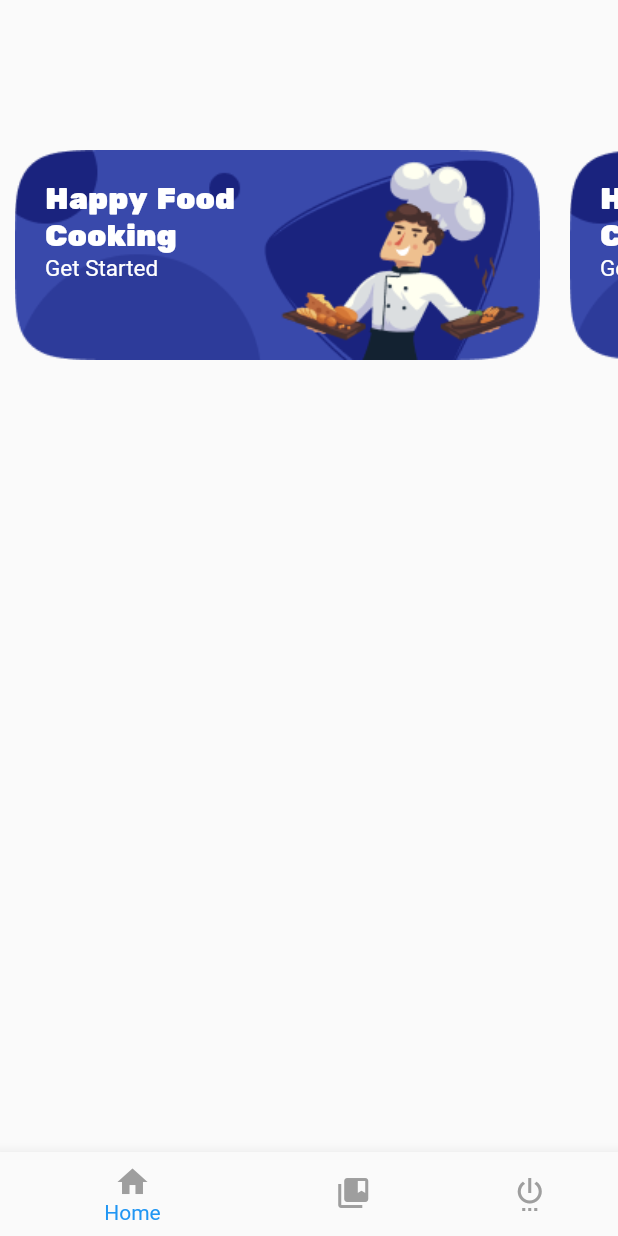
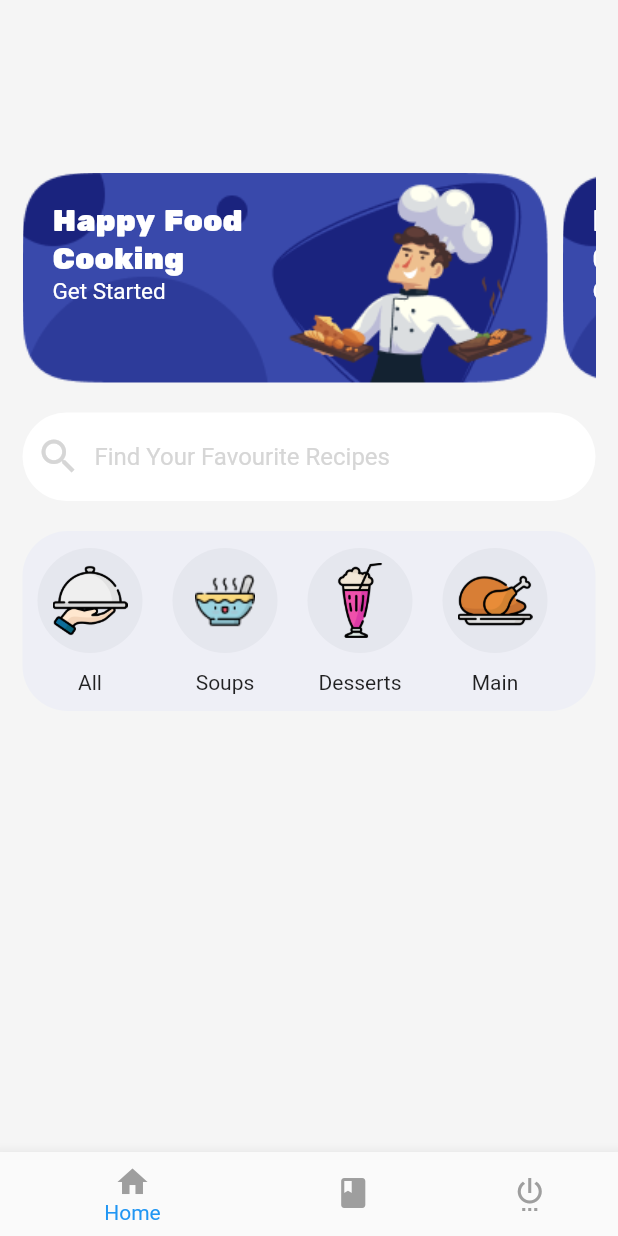
Before and after one commit to daisymacharia/Happy-Recipes, a Flutter app: the screen it shows after launch, on a phone screen of 412 x 824 dp. Run offline on Flutter 3.47's test engine with Material 2 defaults, Android fonts, the phone set to English and light mode, and no system bars.

Commit message:
add recipes categories

```diff
--- /dev/null
+++ b/lib/components/allRecipes.dart
@@ -0,0 +1,54 @@
+import 'package:flutter/material.dart';
+
+class Recipes extends StatefulWidget {
+  @override
+  State<StatefulWidget> createState() {
+    // TODO: implement createState
+    return RecipesState();
+  }
+}
+
+class RecipesState extends State<Recipes> {
+
+  allRecipes (String imageVal, String title) {
+    return  Column(
+              mainAxisAlignment: MainAxisAlignment.spaceEvenly,
+              children: <Widget>[
+                Container (
+                  margin: EdgeInsets.symmetric(horizontal: 10.0),
+                  padding: EdgeInsets.all(10.0),
+                  width: 70,
+                  height: 70,
+                  decoration: new BoxDecoration(
+                    shape: BoxShape.circle,
+                    color: Color.fromRGBO(220,222,229, 0.5)
+                  ),
+                  child: Image.asset(imageVal),
+                ),
+                Text(title),
+              ]
+            );
+    }
+
+  @override
+  Widget build(BuildContext context) {
+    // TODO: implement build
+    return Container(
+      margin: EdgeInsets.only(top: 20.0, bottom: 20.0),
+      decoration: BoxDecoration(
+        borderRadius: BorderRadius.circular(30),
+        color: Color.fromRGBO(236,238,246, 0.8)
+      ),
+      height: 120,
+      child: ListView(
+        scrollDirection: Axis.horizontal,
+        children: <Widget>[
+          allRecipes('assets/images/all.png', "All"),
+          allRecipes('assets/images/soups.png', "Soups"),
+          allRecipes('assets/images/dessert.png', "Desserts"),
+          allRecipes('assets/images/main.png', "Main")
+        ]
+      ),
+    );
+  }
+}
--- a/lib/components/app.dart
+++ b/lib/components/app.dart
@@ -13,7 +13,7 @@ class MyAppWidgetState extends State<MyApp> {
   int _selectedIndex = 0;
   static const TextStyle optionStyle = TextStyle( fontSize: 30, fontWeight: FontWeight.bold);
   final _pageOptions = [
-    HorizontalScroll(),
+    Home(),
     Text(
       'Index 1: Bookmarks',
       style: optionStyle,
@@ -48,7 +48,7 @@ class MyAppWidgetState extends State<MyApp> {
             title: Text('Home'),
           ),
           BottomNavigationBarItem(
-            icon: Icon(Icons.collections_bookmark, color: Colors.grey),
+            icon: Icon(Icons.book, color: Colors.grey),
             title: Text('Bookmarks'),
           ),
           BottomNavigationBarItem(
--- a/lib/components/home.dart
+++ b/lib/components/home.dart
@@ -1,11 +1,31 @@
 import 'package:flutter/material.dart';
+import 'search.dart';
+import 'allRecipes.dart';
+
+class Home extends StatelessWidget {
+  @override
+  Widget build(BuildContext context) {
+    // TODO: implement build
+    return Container(
+      color: Colors.grey[100],
+      padding: EdgeInsets.all(15),
+      child: Column(
+        children: <Widget> [
+          HorizontalScroll(),
+          SearchBar(),
+          Recipes(),
+        ]
+      ),
+    );
+  }
+}
 
 class HorizontalScroll extends StatelessWidget {
 
   getStarted (String imageVal, String title, String subTitle) {
     return Container(
       padding: EdgeInsets.all(20),
-      margin: const EdgeInsets.only(right: 10.0, left: 10.0),
+      margin: const EdgeInsets.only(right: 10.0),
       decoration: BoxDecoration(
         image: DecorationImage(
           image: AssetImage(imageVal),
@@ -56,9 +76,8 @@ class HorizontalScroll extends StatelessWidget {
   }
   @override
   Widget build(BuildContext context) {
-    return Scaffold(
-      body: Container(
-      margin: EdgeInsets.symmetric(vertical: 100),
+    return Container(
+      margin: EdgeInsets.only(top: 100.0, bottom: 20.0),
       height: 140,
       child: ListView(
         scrollDirection: Axis.horizontal,
@@ -68,7 +87,6 @@ class HorizontalScroll extends StatelessWidget {
           getStarted('assets/images/light.png', "Happy Food Cooking", "Get Started"),
         ],
       ),
-      ),
     );
   }
 }
--- a/lib/components/search.dart
+++ b/lib/components/search.dart
@@ -8,9 +8,25 @@ class SearchBar extends StatefulWidget {
 }
 
 class SearchState extends State<SearchBar> {
+  String _searchText = "";
+  final TextEditingController _filter = new TextEditingController();
+
   @override
   Widget build(BuildContext context) {
-    // TODO: implement build
-    return null;
+    return  TextField(
+      decoration: new InputDecoration(
+        filled: true,
+        fillColor: Colors.white,
+        prefixIcon: new Icon(Icons.search, color: Colors.grey[350], size: 30.0,),
+        hintText: 'Find Your Favourite Recipes',
+        hintStyle: TextStyle(color: Colors.grey[350]),
+        border: new OutlineInputBorder(
+          borderSide: BorderSide.none,
+          borderRadius: const BorderRadius.all(
+            const Radius.circular(30.0),
+          ),
+        ),
+      ),
+    );
   }
 }
--- /dev/null
+++ b/lib/components/selectedRecipe.dart
@@ -0,0 +1,18 @@
+import 'package:flutter/material.dart';
+
+class SelectedRecipe extends StatefulWidget {
+  @override
+  State<StatefulWidget> createState() {
+    // TODO: implement createState
+    return null;
+  }
+}
+
+class SelectedState extends State<SelectedRecipe> {
+  @override
+  Widget build(BuildContext context) {
+    // TODO: implement build
+    return null;
+  }
+
+}
```
Also changed, not shown: pubspec.yaml (+5 -2 lines), assets/images/all.png (added), assets/images/dessert.png (added), assets/images/main.png (added), assets/images/soup1.png (added), assets/images/soups.png (added).
